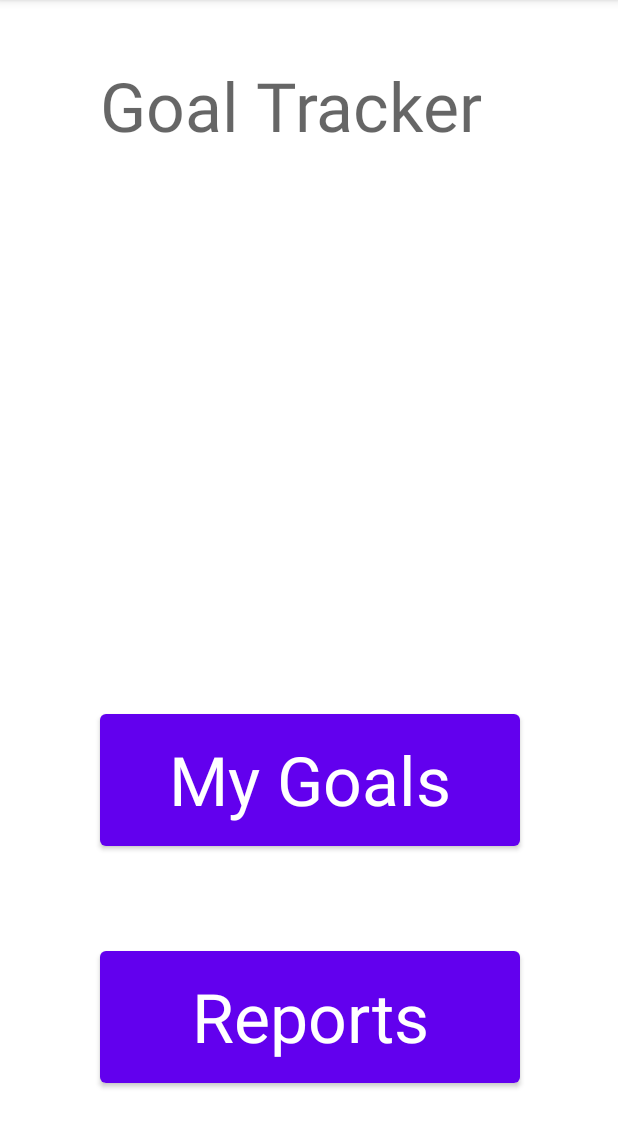
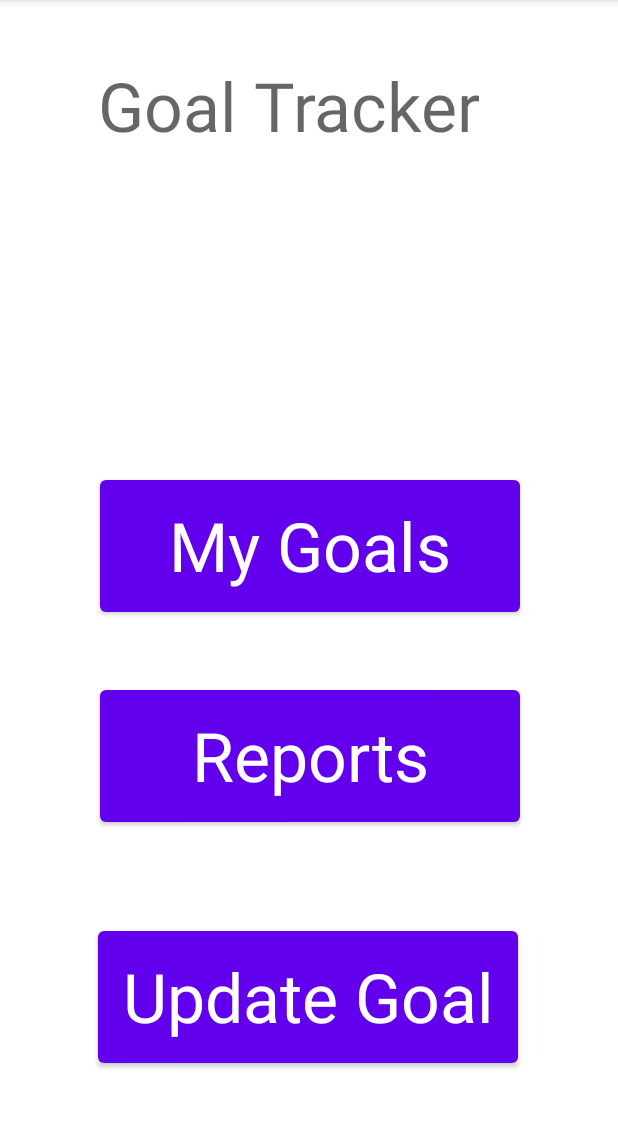
Before and after one commit to Hodges5252/JavaApp, an Android app: the screen it shows after launch (MainActivity), on a phone screen of 412 x 824 dp, the part 84-1232 px from its top. Run offline under Robolectric (Android 15) with nearby library versions, the phone set to English and light mode, and no system bars.

Commit message:
Add files via upload

```diff
--- a/app/src/main/res/layout/main_screen.xml
+++ b/app/src/main/res/layout/main_screen.xml
@@ -10,11 +10,9 @@
         android:id="@+id/button"
         android:layout_width="280dp"
         android:layout_height="100dp"
-        android:layout_marginTop="261dp"
-        android:layout_marginBottom="40dp"
+        android:layout_marginTop="124dp"
         android:text="My Goals"
         android:textAppearance="@style/TextAppearance.AppCompat.Display2"
-        app:layout_constraintBottom_toTopOf="@+id/button2"
         app:layout_constraintEnd_toEndOf="parent"
         app:layout_constraintHorizontal_bias="0.503"
         app:layout_constraintStart_toStartOf="parent"
@@ -24,13 +22,13 @@
         android:id="@+id/button2"
         android:layout_width="280dp"
         android:layout_height="100dp"
-        android:layout_marginBottom="40dp"
+        android:layout_marginTop="40dp"
         android:text="Reports"
         android:textAppearance="@style/TextAppearance.AppCompat.Display2"
-        app:layout_constraintBottom_toBottomOf="parent"
         app:layout_constraintEnd_toEndOf="parent"
         app:layout_constraintHorizontal_bias="0.503"
-        app:layout_constraintStart_toStartOf="parent" />
+        app:layout_constraintStart_toStartOf="parent"
+        app:layout_constraintTop_toBottomOf="@+id/button" />
 
     <TextView
         android:id="@+id/textView7"
@@ -40,8 +38,21 @@
         android:text="Goal Tracker"
         android:textAppearance="@style/TextAppearance.AppCompat.Display2"
         app:layout_constraintEnd_toEndOf="parent"
-        app:layout_constraintHorizontal_bias="0.503"
+        app:layout_constraintHorizontal_bias="0.496"
         app:layout_constraintStart_toStartOf="parent"
         app:layout_constraintTop_toTopOf="parent" />
 
+    <Button
+        android:id="@+id/button5"
+        android:layout_width="280dp"
+        android:layout_height="100dp"
+        android:text="Update Goal"
+        android:textAppearance="@style/TextAppearance.AppCompat.Display2"
+        app:layout_constraintBottom_toBottomOf="parent"
+        app:layout_constraintEnd_toEndOf="parent"
+        app:layout_constraintHorizontal_bias="0.496"
+        app:layout_constraintStart_toStartOf="parent"
+        app:layout_constraintTop_toBottomOf="@+id/button2"
+        app:layout_constraintVertical_bias="0.532" />
+
 </androidx.constraintlayout.widget.ConstraintLayout>
```
